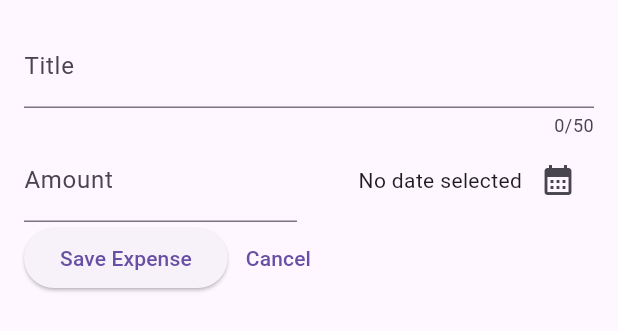
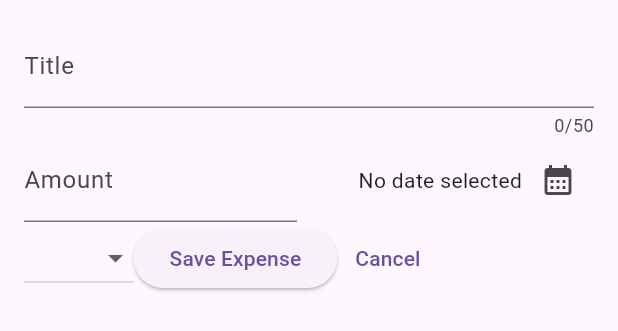
Before and after one commit to Markiu200/expense_tracker, a Flutter app: the NewExpense widget shown alone on an empty page, opened directly, on a phone screen of 412 x 824 dp. Shown: the top 331 px of the screen. Run offline on Flutter 3.47's test engine with Material 3 defaults, Android fonts, the phone set to English and light mode, and no system bars.

Commit message:
Add an dropdown menu placeholder for category
udemy: https://www.udemy.com/course/learn-flutter-dart-to-build-ios-android-apps/learn/lecture/37143118#overview

```diff
--- a/lib/widgets/new_expense.dart
+++ b/lib/widgets/new_expense.dart
@@ -86,6 +86,20 @@ class _NewExpenseState extends State<NewExpense> {
           ),
           Row(
             children: [
+              DropdownButton(
+                items:
+                    Category.values
+                        .map(
+                          (category) => DropdownMenuItem(
+                            value: category,
+                            child: Text(category.name),
+                          ),
+                        )
+                        .toList(),
+                onChanged: (value) {
+                  print(value);
+                },
+              ),
               ElevatedButton(
                 onPressed: () {},
                 child: const Text("Save Expense"),
```
